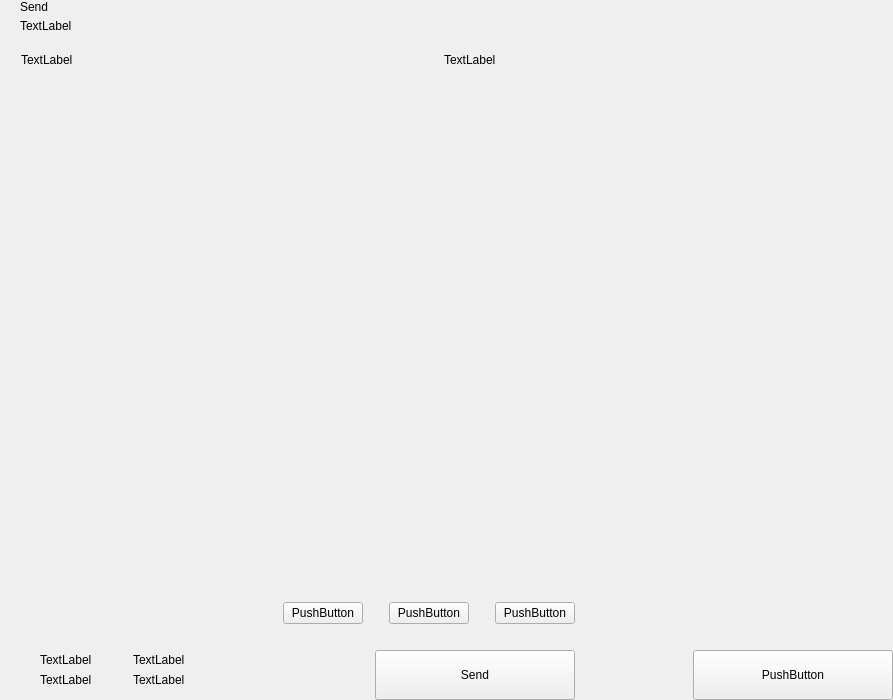
Qt form src/qt/pivx/forms/send.ui (eons-finance/ALQO) before a commit.
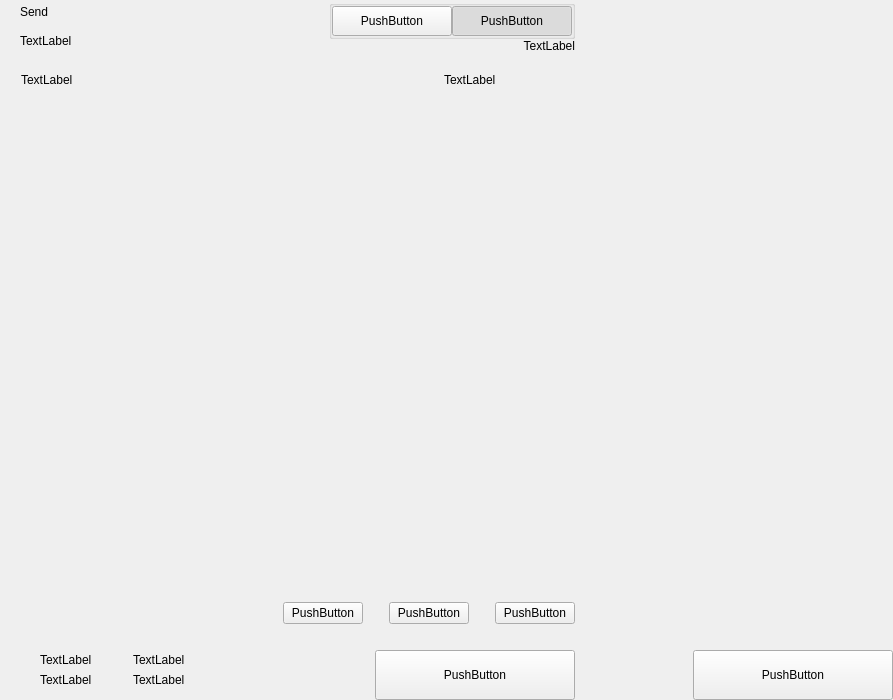
The same form after that commit. Custom widgets are drawn as their Qt base class.

What changed in the file:
```diff
--- a/src/qt/pivx/forms/send.ui
+++ b/src/qt/pivx/forms/send.ui
@@ -13,9 +13,6 @@
   <property name="windowTitle">
    <string>Form</string>
   </property>
-  <property name="styleSheet">
-   <string notr="true">color: rgb(0, 0, 0);</string>
-  </property>
   <layout class="QHBoxLayout" name="horizontalLayout_2" stretch="2,1">
    <property name="spacing">
     <number>0</number>
@@ -108,6 +105,96 @@
             <property name="spacing">
              <number>0</number>
             </property>
+            <item>
+             <widget class="QGroupBox" name="groupBox">
+              <property name="title">
+               <string/>
+              </property>
+              <property name="alignment">
+               <set>Qt::AlignLeading|Qt::AlignLeft|Qt::AlignTop</set>
+              </property>
+              <layout class="QHBoxLayout" name="horizontalLayout_4">
+               <property name="spacing">
+                <number>0</number>
+               </property>
+               <property name="leftMargin">
+                <number>0</number>
+               </property>
+               <property name="topMargin">
+                <number>0</number>
+               </property>
+               <property name="rightMargin">
+                <number>0</number>
+               </property>
+               <property name="bottomMargin">
+                <number>0</number>
+               </property>
+               <item>
+                <widget class="QPushButton" name="pushLeft">
+                 <property name="minimumSize">
+                  <size>
+                   <width>120</width>
+                   <height>30</height>
+                  </size>
+                 </property>
+                 <property name="maximumSize">
+                  <size>
+                   <width>120</width>
+                   <height>30</height>
+                  </size>
+                 </property>
+                 <property name="text">
+                  <string>PushButton</string>
+                 </property>
+                 <property name="checkable">
+                  <bool>true</bool>
+                 </property>
+                 <property name="autoExclusive">
+                  <bool>true</bool>
+                 </property>
+                </widget>
+               </item>
+               <item>
+                <widget class="QPushButton" name="pushRight">
+                 <property name="minimumSize">
+                  <size>
+                   <width>120</width>
+                   <height>30</height>
+                  </size>
+                 </property>
+                 <property name="maximumSize">
+                  <size>
+                   <width>120</width>
+                   <height>30</height>
+                  </size>
+                 </property>
+                 <property name="text">
+                  <string>PushButton</string>
+                 </property>
+                 <property name="checkable">
+                  <bool>true</bool>
+                 </property>
+                 <property name="checked">
+                  <bool>true</bool>
+                 </property>
+                 <property name="autoExclusive">
+                  <bool>true</bool>
+                 </property>
+                </widget>
+               </item>
+              </layout>
+             </widget>
+            </item>
+            <item>
+             <widget class="QLabel" name="labelSubtitle2">
+              <property name="text">
+               <string>TextLabel</string>
+              </property>
+              <property name="alignment">
+               <set>Qt::AlignRight|Qt::AlignTrailing|Qt::AlignVCenter</set>
+              </property>
+             </widget>
+            </item>
            </layout>
           </item>
          </layout>
@@ -571,7 +658,7 @@
              </size>
             </property>
             <property name="text">
-             <string>Send</string>
+             <string>PushButton</string>
             </property>
            </widget>
           </item>
```
